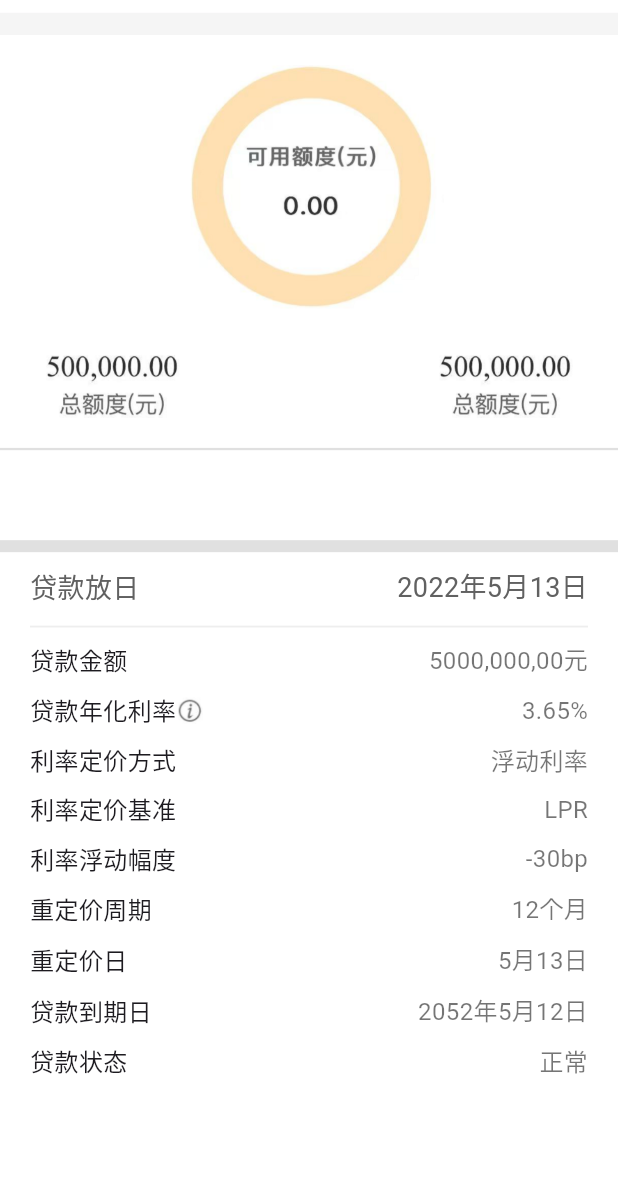
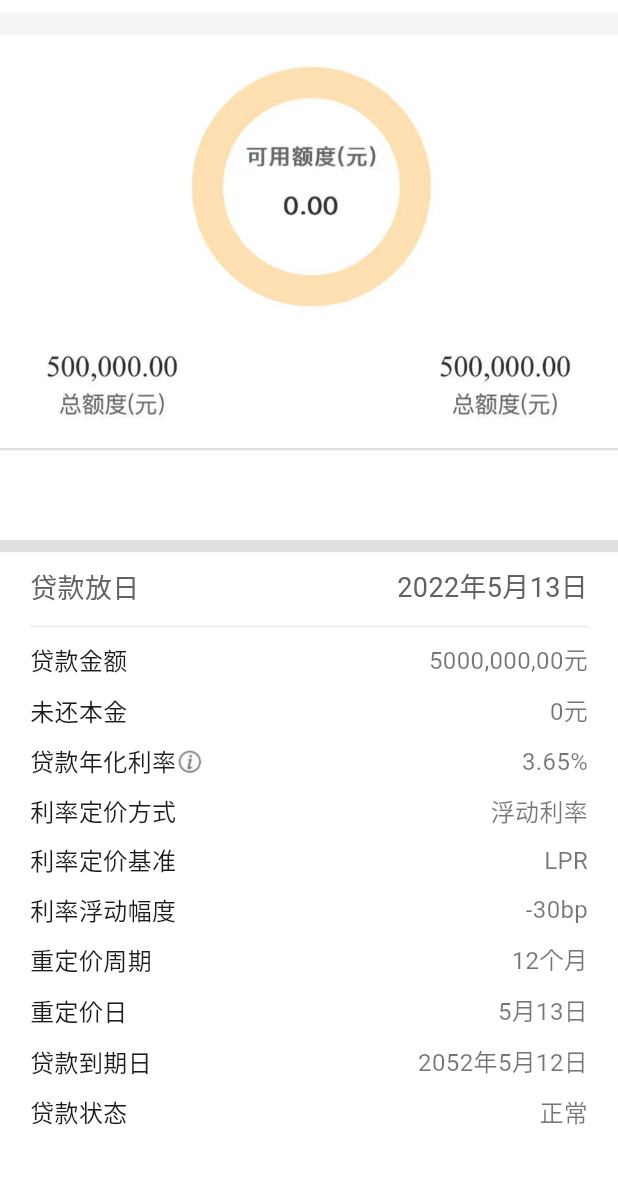
Before and after one commit to 1092738496/agricultural_bank_of_china, a Flutter app: the page5_Widget screen opened directly, on a phone screen of 412 x 824 dp, the part 55-1236 px from its top. Run offline on Flutter 3.47's test engine with Material 3 defaults, Android fonts, the light colour scheme and no system bars; our stand-ins replace carousel_slider, flutter_inset_shadow, flutter_screenutil.

Commit message:
首次提交

```diff
--- a/lib/page5.dart
+++ b/lib/page5.dart
@@ -140,6 +140,19 @@ class homed extends StatelessWidget {
               ],
             ),
           ),
+          Container(
+            margin: EdgeInsets.only(top: 10, left: 20, right: 20),
+            child: Row(
+              mainAxisAlignment: MainAxisAlignment.spaceBetween,
+              children: [
+                Text("未还本金", style: TextStyle(fontSize: 16)),
+                Text(
+                  "0元",
+                  style: TextStyle(fontSize: 16, color: Colors.black54),
+                ),
+              ],
+            ),
+          ),
 
           Container(
             margin: EdgeInsets.only(top: 10, left: 20, right: 20),
```
